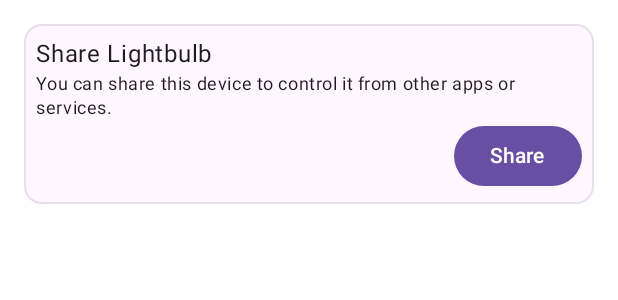
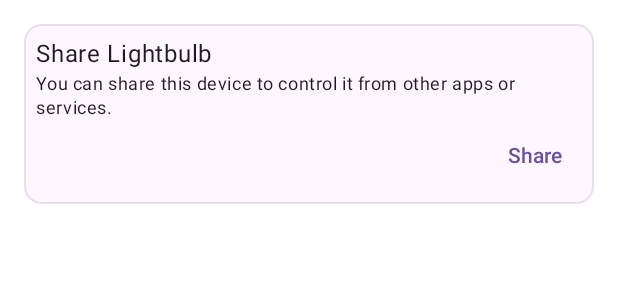
Before and after one commit to google-home/sample-apps-for-matter-android, an Android app built with Jetpack Compose: the @Preview function ShareSectionPreview, on a phone screen of 412 x 824 dp. Shown: the top 300 px of the screen. Run offline under Robolectric (Android 15) with nearby library versions, the phone set to English and light mode, and no system bars; our stand-ins replace Timber, livedata-compose.

Commit message:
Some more cleanup...

```diff
--- a/3p-ecosystem/src/main/java/com/google/homesampleapp/screens/device/DeviceFragment.kt
+++ b/3p-ecosystem/src/main/java/com/google/homesampleapp/screens/device/DeviceFragment.kt
@@ -297,7 +297,9 @@ private fun DeviceScreen(
   )
 
   deviceUiModel.let { model ->
-    Column(modifier = Modifier.fillMaxWidth().padding(innerPadding)) {
+    Column(modifier = Modifier
+      .fillMaxWidth()
+      .padding(innerPadding)) {
       OnOffStateSection(isOnline, isOn) { onOnOffClick(deviceUiModel, it) }
       ShareSection(
         id = model.device.deviceId,
@@ -378,7 +380,7 @@ private fun ShareSection(
         style = MaterialTheme.typography.bodySmall,
       )
       Row(modifier = Modifier.fillMaxWidth(), horizontalArrangement = Arrangement.End) {
-        Button(onClick = onShareDevice) { Text(stringResource(R.string.share)) }
+        TextButton(onClick = onShareDevice) { Text(stringResource(R.string.share)) }
       }
     }
   }
@@ -386,6 +388,12 @@ private fun ShareSection(
 
 @Composable
 private fun TechnicalInfoSection(device: Device) {
+  Surface(
+    modifier = Modifier.padding(dimensionResource(R.dimen.margin_normal)),
+    border = BorderStroke(1.dp, MaterialTheme.colorScheme.surfaceVariant),
+    shape = RoundedCornerShape(dimensionResource(R.dimen.rounded_corner)),
+  ) {
+
     Column(modifier = Modifier.padding(dimensionResource(R.dimen.margin_normal))) {
       Text(
         text = stringResource(R.string.technical_information),
@@ -406,6 +414,10 @@ private fun TechnicalInfoSection(device: Device) {
         ),
         style = MaterialTheme.typography.bodySmall,
       )
+      Row(modifier = Modifier.fillMaxWidth(), horizontalArrangement = Arrangement.End) {
+        TextButton(onClick = { /*fixme*/ }) { Text(stringResource(R.string.inspect)) }
+      }
+    }
   }
 }
 
```
Lines whose indentation alone changed are shown as unchanged.
